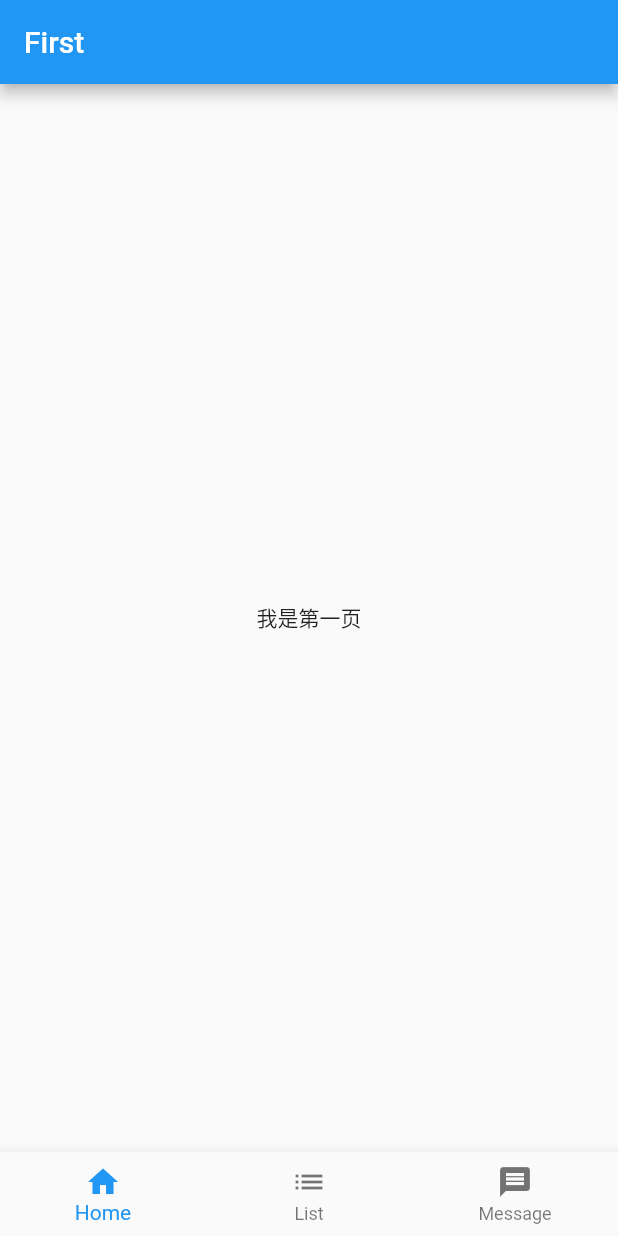
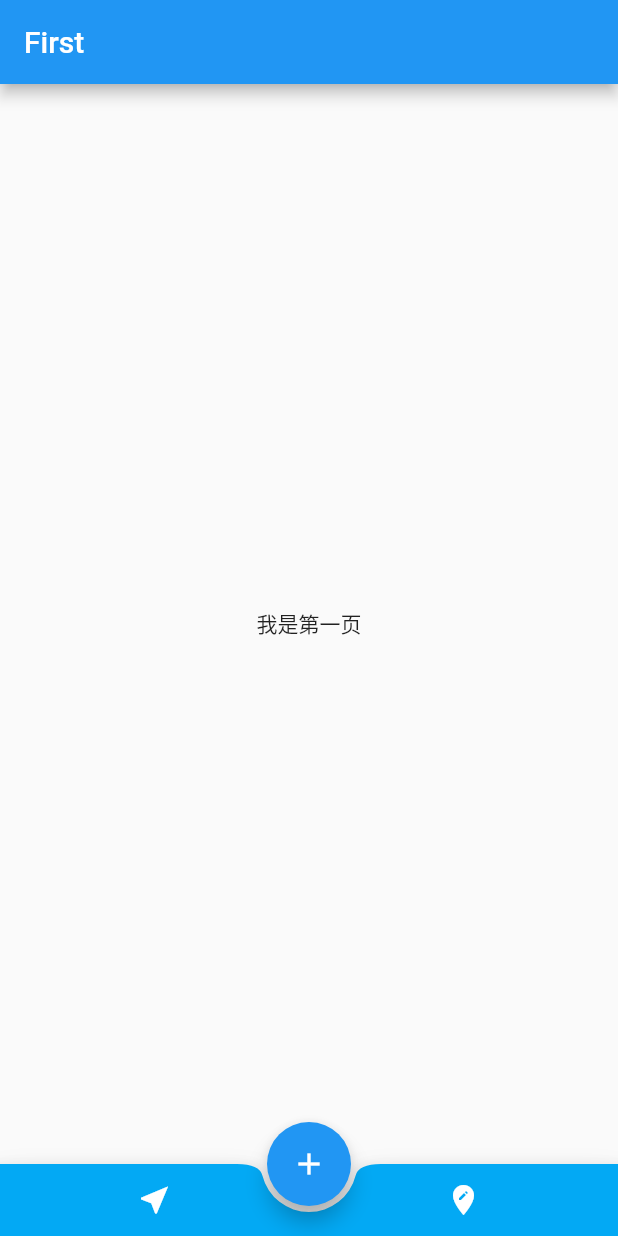
Before and after one commit to ldlywt/flutter_demo, a Flutter app: the screen it shows after launch, on a phone screen of 412 x 824 dp. Run offline on Flutter 3.47's test engine with Material 2 defaults, Android fonts, the phone set to English and light mode, and no system bars.

Commit message:
第三种方式

```diff
--- /dev/null
+++ b/lib/AppThree.dart
@@ -0,0 +1,72 @@
+import 'package:flutter/material.dart';
+import 'package:flutter_navigationbar/pages/FirstPage.dart';
+import 'package:flutter_navigationbar/pages/SecondPage.dart';
+import 'package:flutter_navigationbar/pages/ThirdPage.dart';
+
+class AppThree extends StatelessWidget {
+  @override
+  Widget build(BuildContext context) => MaterialApp(home: Home());
+}
+
+class Home extends StatefulWidget {
+  @override
+  State<StatefulWidget> createState() => _HomeState();
+}
+
+class _HomeState extends State<Home> {
+  int _index = 0;
+  List<Widget> list = new List();
+
+  @override
+  void initState() {
+    super.initState();
+    list..add(FirstPage())..add(SecondPage())..add(ThirdPage());
+  }
+
+  @override
+  Widget build(BuildContext context) {
+    return new MaterialApp(
+      home: new Scaffold(
+        floatingActionButton: FloatingActionButton(
+          onPressed: () {
+            Navigator.of(context)
+                .push(MaterialPageRoute(builder: (BuildContext context) {
+              return ThirdPage();
+            }));
+          },
+          child: Icon(Icons.add),
+        ),
+        floatingActionButtonLocation: FloatingActionButtonLocation.centerDocked,
+        body: list[_index],
+        bottomNavigationBar: BottomAppBar(
+          color: Colors.lightBlue,
+          shape: CircularNotchedRectangle(),
+          child: Row(
+            mainAxisSize: MainAxisSize.max,
+            mainAxisAlignment: MainAxisAlignment.spaceAround,
+            children: <Widget>[
+              IconButton(
+                icon: Icon(Icons.near_me),
+                color: Colors.white,
+                onPressed: () {
+                  setState(() {
+                    _index = 0;
+                  });
+                },
+              ),
+              IconButton(
+                icon: Icon(Icons.edit_location),
+                color: Colors.white,
+                onPressed: () {
+                  setState(() {
+                    _index = 1;
+                  });
+                },
+              ),
+            ],
+          ),
+        ),
+      ),
+    );
+  }
+}
--- a/lib/MethodTwo.dart
+++ b/lib/AppTwo.dart
@@ -1,3 +1,4 @@
+import 'package:flutter/cupertino.dart';
 import 'package:flutter/material.dart';
 import 'package:flutter_navigationbar/pages/FirstPage.dart';
 import 'package:flutter_navigationbar/pages/SecondPage.dart';
@@ -30,6 +31,7 @@ class _HomeState extends State<Home> {
 //        centerTitle: true,
 //      ),
       body: _children[_currentIndex],
+//      CupertinoTabBar 是IOS分格
       bottomNavigationBar: BottomNavigationBar(
         currentIndex: _currentIndex,
         onTap: onTabTapped,
@@ -43,6 +45,7 @@ class _HomeState extends State<Home> {
         ],
       ),
     );
+
   }
 
   void onTabTapped(int index) {
--- a/lib/main.dart
+++ b/lib/main.dart
@@ -1,5 +1,6 @@
 import 'package:flutter/material.dart';
-import 'package:flutter_navigationbar/MethodOne.dart';
-import 'package:flutter_navigationbar/MethodTwo.dart';
+import 'package:flutter_navigationbar/AppOne.dart';
+import 'package:flutter_navigationbar/AppThree.dart';
+import 'package:flutter_navigationbar/AppTwo.dart';
 
-void main() => runApp(new AppTwo());
+void main() => runApp(new AppThree());
```
Also changed, not shown: lib/AppOne.dart (renamed from lib/MethodOne.dart).
